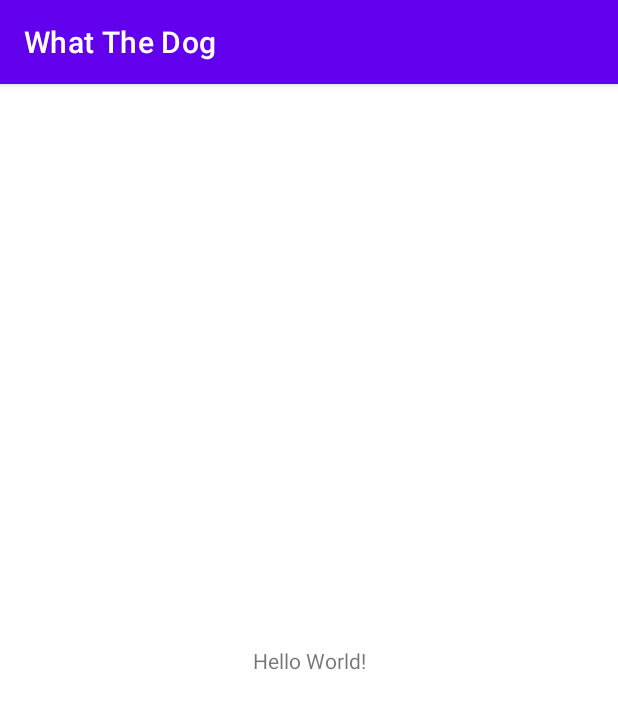
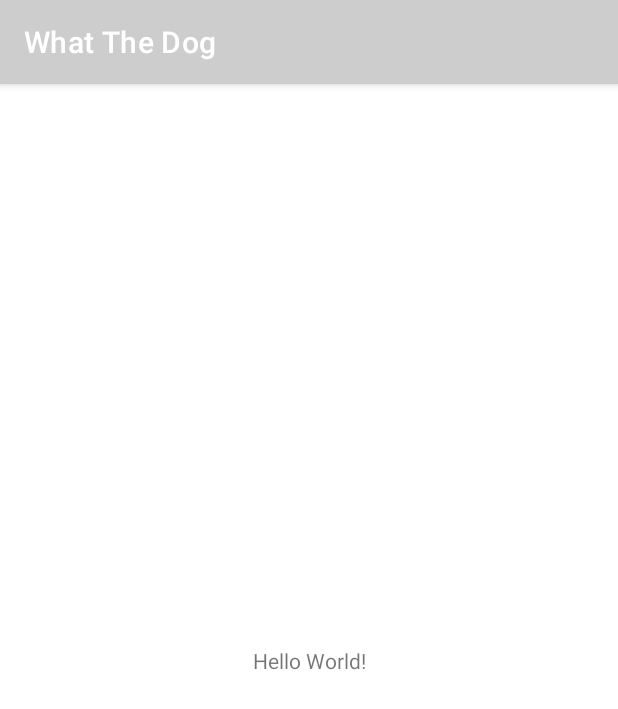
Before and after one commit to CyrilGoldenschue/JAV1_WhatTheDog, an Android app: the screen it shows after launch (MainActivity), on a phone screen of 412 x 824 dp. Shown: the top 709 px of the screen. Run offline under Robolectric (Android 15) with nearby library versions, the phone set to English and light mode, and no system bars.

Commit message:
Update default color themes

```diff
--- a/app/src/main/res/values-night/themes.xml
+++ b/app/src/main/res/values-night/themes.xml
@@ -2,13 +2,13 @@
     <!-- Base application theme. -->
     <style name="Theme.JAV1_WhatTheDog" parent="Theme.MaterialComponents.DayNight.DarkActionBar">
         <!-- Primary brand color. -->
-        <item name="colorPrimary">@color/purple_200</item>
-        <item name="colorPrimaryVariant">@color/purple_700</item>
-        <item name="colorOnPrimary">@color/black</item>
+        <item name="colorPrimary">@color/wtd_dark</item>
+        <item name="colorPrimaryVariant">@color/wtd_primary_dark</item>
+        <item name="colorOnPrimary">@color/wtd_light</item>
         <!-- Secondary brand color. -->
-        <item name="colorSecondary">@color/teal_200</item>
-        <item name="colorSecondaryVariant">@color/teal_200</item>
-        <item name="colorOnSecondary">@color/black</item>
+        <item name="colorSecondary">@color/wtd_secondary</item>
+        <item name="colorSecondaryVariant">@color/wtd_secondary_dark</item>
+        <item name="colorOnSecondary">@color/wtd_light</item>
         <!-- Status bar color. -->
         <item name="android:statusBarColor" tools:targetApi="l">?attr/colorPrimaryVariant</item>
         <!-- Customize your theme here. -->
--- a/app/src/main/res/values/colors.xml
+++ b/app/src/main/res/values/colors.xml
@@ -1,10 +1,11 @@
 <?xml version="1.0" encoding="utf-8"?>
 <resources>
-    <color name="purple_200">#FFBB86FC</color>
-    <color name="purple_500">#FF6200EE</color>
-    <color name="purple_700">#FF3700B3</color>
-    <color name="teal_200">#FF03DAC5</color>
-    <color name="teal_700">#FF018786</color>
-    <color name="black">#FF000000</color>
-    <color name="white">#FFFFFFFF</color>
+    <color name="wtd_primary">#1E1E1E</color>
+    <color name="wtd_primary_dark">#272626</color>
+    <color name="wtd_primary_light">#4A4A4A</color>
+    <color name="wtd_secondary">#675756</color>
+    <color name="wtd_secondary_light">#978B8A</color>
+    <color name="wtd_secondary_dark">#5E5656</color>
+    <color name="wtd_light">#CDCDCD</color>
+    <color name="wtd_dark">#131313</color>
 </resources>
--- a/app/src/main/res/values/themes.xml
+++ b/app/src/main/res/values/themes.xml
@@ -2,13 +2,13 @@
     <!-- Base application theme. -->
     <style name="Theme.JAV1_WhatTheDog" parent="Theme.MaterialComponents.DayNight.DarkActionBar">
         <!-- Primary brand color. -->
-        <item name="colorPrimary">@color/purple_500</item>
-        <item name="colorPrimaryVariant">@color/purple_700</item>
-        <item name="colorOnPrimary">@color/white</item>
+        <item name="colorPrimary">@color/wtd_light</item>
+        <item name="colorPrimaryVariant">@color/wtd_primary_light</item>
+        <item name="colorOnPrimary">@color/wtd_dark</item>
         <!-- Secondary brand color. -->
-        <item name="colorSecondary">@color/teal_200</item>
-        <item name="colorSecondaryVariant">@color/teal_700</item>
-        <item name="colorOnSecondary">@color/black</item>
+        <item name="colorSecondary">@color/wtd_secondary</item>
+        <item name="colorSecondaryVariant">@color/wtd_secondary_light</item>
+        <item name="colorOnSecondary">@color/wtd_dark</item>
         <!-- Status bar color. -->
         <item name="android:statusBarColor" tools:targetApi="l">?attr/colorPrimaryVariant</item>
         <!-- Customize your theme here. -->
```
